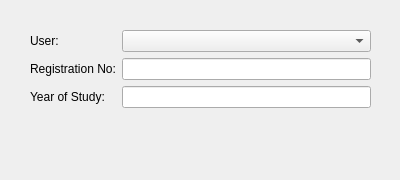
First picture: the form in resources/layouts/studentsAddDialog.ui, repository Omoshlawi/smart_cafteria, before the edit.
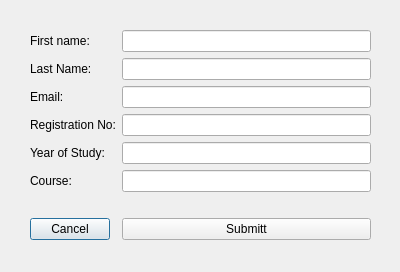
Second picture: the form after the edit.

Commit message: fixed the class attributes bug by reseting unpassed argument to default in models construcor to avoid taking the previously initailized object attributes sinve they are within the scop of class and not object, also the addition of students now working greate

What changed in the file:
```diff
--- a/resources/layouts/studentsAddDialog.ui
+++ b/resources/layouts/studentsAddDialog.ui
@@ -7,7 +7,7 @@
     <x>0</x>
     <y>0</y>
     <width>400</width>
-    <height>180</height>
+    <height>272</height>
    </rect>
   </property>
   <property name="windowTitle">
@@ -19,7 +19,7 @@
      <x>10</x>
      <y>10</y>
      <width>381</width>
-     <height>141</height>
+     <height>258</height>
     </rect>
    </property>
    <layout class="QFormLayout" name="baseLayout">
@@ -35,35 +35,94 @@
     <property name="bottomMargin">
      <number>20</number>
     </property>
+    <item row="0" column="0">
+     <widget class="QLabel" name="label_3">
+      <property name="text">
+       <string>First name:</string>
+      </property>
+     </widget>
+    </item>
+    <item row="0" column="1">
+     <widget class="QLineEdit" name="firstName"/>
+    </item>
     <item row="1" column="0">
+     <widget class="QLabel" name="label_4">
+      <property name="text">
+       <string>Last Name:</string>
+      </property>
+     </widget>
+    </item>
+    <item row="1" column="1">
+     <widget class="QLineEdit" name="lastName"/>
+    </item>
+    <item row="2" column="0">
+     <widget class="QLabel" name="label_5">
+      <property name="text">
+       <string>Email:</string>
+      </property>
+     </widget>
+    </item>
+    <item row="2" column="1">
+     <widget class="QLineEdit" name="email"/>
+    </item>
+    <item row="3" column="0">
      <widget class="QLabel" name="label">
       <property name="text">
        <string>Registration No:</string>
       </property>
      </widget>
     </item>
-    <item row="2" column="0">
+    <item row="3" column="1">
+     <widget class="QLineEdit" name="regNo"/>
+    </item>
+    <item row="4" column="0">
      <widget class="QLabel" name="label_2">
       <property name="text">
        <string>Year of Study:</string>
       </property>
      </widget>
     </item>
-    <item row="1" column="1">
-     <widget class="QLineEdit" name="regNo"/>
-    </item>
-    <item row="2" column="1">
+    <item row="4" column="1">
      <widget class="QLineEdit" name="yos"/>
     </item>
-    <item row="0" column="0">
-     <widget class="QLabel" name="label_3">
+    <item row="5" column="0">
+     <widget class="QLabel" name="label_6">
       <property name="text">
-       <string>User:</string>
+       <string>Course:</string>
       </property>
      </widget>
     </item>
-    <item row="0" column="1">
-     <widget class="QComboBox" name="user"/>
+    <item row="5" column="1">
+     <widget class="QLineEdit" name="course">
+      <property name="styleSheet">
+       <string notr="true">color: rgb(170, 0, 0);</string>
+      </property>
+     </widget>
+    </item>
+    <item row="7" column="0">
+     <widget class="QPushButton" name="cancel">
+      <property name="text">
+       <string>Cancel</string>
+      </property>
+     </widget>
+    </item>
+    <item row="7" column="1">
+     <widget class="QPushButton" name="submit">
+      <property name="text">
+       <string>Submitt</string>
+      </property>
+     </widget>
+    </item>
+    <item row="6" column="1">
+     <widget class="QLabel" name="error">
+      <property name="styleSheet">
+       <string notr="true">color: rgb(170, 0, 0);
+font: 700 12pt &quot;System&quot;;</string>
+      </property>
+      <property name="text">
+       <string/>
+      </property>
+     </widget>
     </item>
    </layout>
   </widget>
```
The commit also changes 17 other files.
